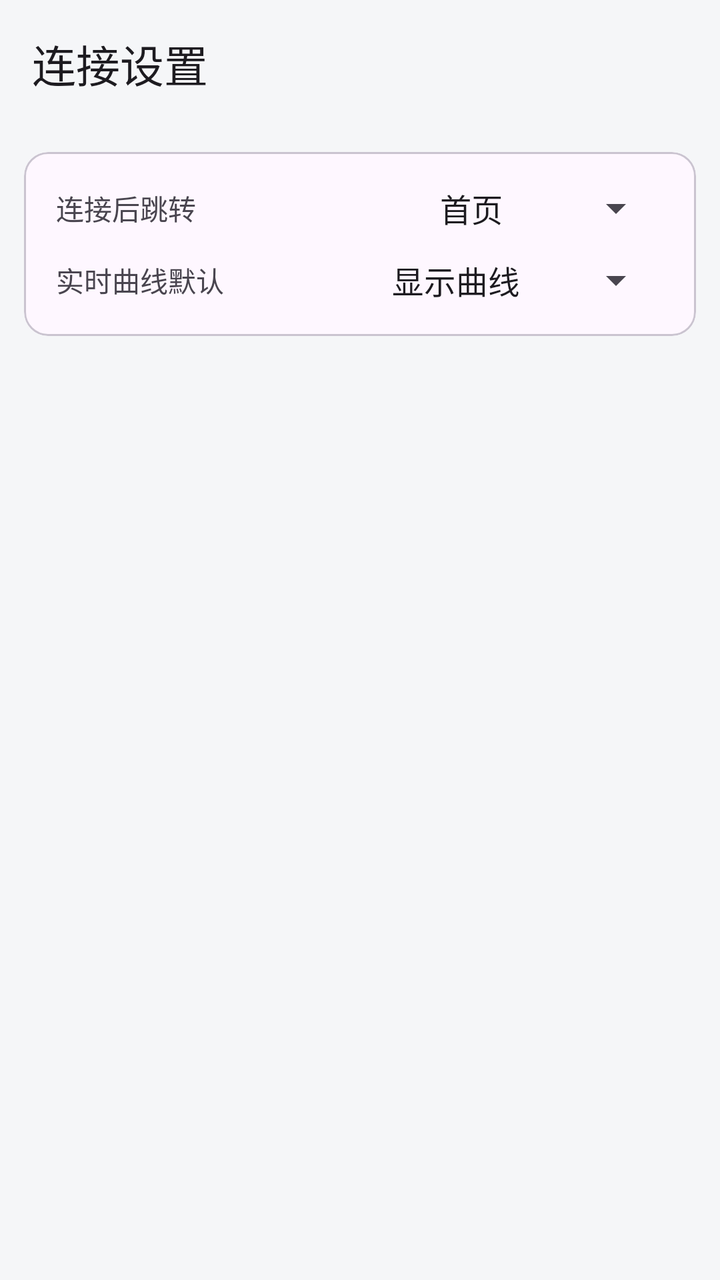
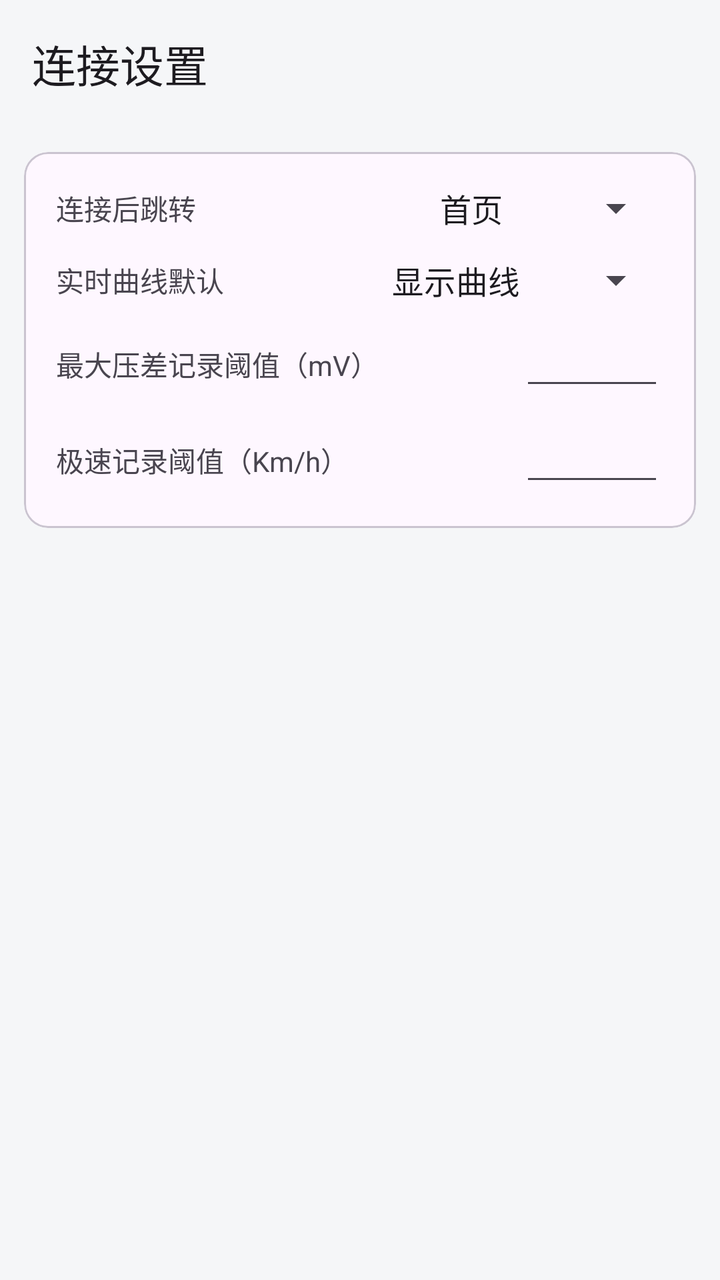

Two renders of the same Android screen: before a commit and after it. Below are the layout's source before the change and the commit's diff.
<!-- AndroidManifest.xml: application theme Theme.YYBMS -->
<!-- res/layout/activity_connection_settings.xml -->
<?xml version="1.0" encoding="utf-8"?>
<LinearLayout xmlns:android="http://schemas.android.com/apk/res/android"
    xmlns:app="http://schemas.android.com/apk/res-auto"
    android:layout_width="match_parent"
    android:layout_height="match_parent"
    android:orientation="vertical">

    <com.google.android.material.appbar.MaterialToolbar
        android:id="@+id/toolbar"
        android:layout_width="match_parent"
        android:layout_height="?attr/actionBarSize"
        app:title="@string/connection_settings" />

    <ScrollView
        android:layout_width="match_parent"
        android:layout_height="match_parent">

        <LinearLayout
            android:layout_width="match_parent"
            android:layout_height="wrap_content"
            android:orientation="vertical"
            android:padding="12dp">

            <com.google.android.material.card.MaterialCardView
                android:layout_width="match_parent"
                android:layout_height="wrap_content"
                app:cardCornerRadius="12dp"
                app:cardElevation="0dp"
                app:contentPadding="16dp"
                app:strokeWidth="1dp">

                <LinearLayout
                    android:layout_width="match_parent"
                    android:layout_height="wrap_content"
                    android:orientation="vertical">

                    
                    <LinearLayout
                        android:layout_width="match_parent"
                        android:layout_height="wrap_content"
                        android:gravity="center_vertical"
                        android:orientation="horizontal">

                        <TextView
                            android:layout_width="0dp"
                            android:layout_height="wrap_content"
                            android:layout_weight="1"
                            android:text="@string/setting_connect_jump_title"
                            android:textSize="14sp" />

                        <Spinner
                            android:id="@+id/spinner_connect_jump_tab"
                            android:layout_width="wrap_content"
                            android:layout_height="wrap_content"
                            android:entries="@array/connect_jump_tab_labels"
                            android:minWidth="120dp"
                            android:spinnerMode="dropdown" />
                    </LinearLayout>

                    
                    <LinearLayout
                        android:layout_width="match_parent"
                        android:layout_height="wrap_content"
                        android:layout_marginTop="12dp"
                        android:gravity="center_vertical"
                        android:orientation="horizontal">

                        <TextView
                            android:layout_width="0dp"
                            android:layout_height="wrap_content"
                            android:layout_weight="1"
                            android:text="@string/setting_curve_default_title"
                            android:textSize="14sp" />

                        <Spinner
                            android:id="@+id/spinner_realtime_curve_default"
                            android:layout_width="wrap_content"
                            android:layout_height="wrap_content"
                            android:entries="@array/curve_default_labels"
                            android:minWidth="120dp"
                            android:spinnerMode="dropdown" />
                    </LinearLayout>
                </LinearLayout>
            </com.google.android.material.card.MaterialCardView>
        </LinearLayout>
    </ScrollView>
</LinearLayout>
<!-- resources referenced by this layout -->
<resources>
  <string-array name="connect_jump_tab_labels">
          <item>@string/nav_home</item>
          <item>@string/nav_realtime</item>
          <item>@string/nav_data</item>
          <item>@string/nav_overlay</item>
      </string-array>
  <string-array name="curve_default_labels">
          <item>@string/curve_default_show</item>
          <item>@string/curve_default_hide</item>
      </string-array>
  <string name="connection_settings">连接设置</string>
  <string name="setting_connect_jump_title">连接后跳转</string>
  <string name="setting_curve_default_title">实时曲线默认</string>
  <style name="Theme.YYBMS" parent="Theme.Material3.DayNight.NoActionBar">
          <item name="colorPrimary">@color/primary</item>
          <item name="colorPrimaryDark">@color/primary_dark</item>
          <item name="android:statusBarColor" tools:targetApi="l">?attr/colorPrimary</item>
          <item name="android:windowBackground">@color/background</item>
      </style>
  <string name="nav_home">首页</string>
  <string name="nav_realtime">实时</string>
  <string name="nav_data">数据</string>
  <string name="nav_overlay">导航</string>
  <string name="curve_default_show">显示曲线</string>
  <string name="curve_default_hide">不显示曲线</string>
  <color name="primary">#1565C0</color>
  <color name="primary_dark">#0D47A1</color>
  <color name="background">#F5F6F8</color>
</resources>

<!-- the commit's change to res/layout/activity_connection_settings.xml (unified diff, before → after) -->
@@ -80,6 +80,62 @@
                             android:minWidth="120dp"
                             android:spinnerMode="dropdown" />
                     </LinearLayout>
+
+                    
+                    <LinearLayout
+                        android:layout_width="match_parent"
+                        android:layout_height="wrap_content"
+                        android:layout_marginTop="12dp"
+                        android:gravity="center_vertical"
+                        android:orientation="horizontal">
+
+                        <TextView
+                            android:layout_width="0dp"
+                            android:layout_height="wrap_content"
+                            android:layout_weight="1"
+                            android:text="@string/setting_diff_threshold_title"
+                            android:textSize="14sp" />
+
+                        <EditText
+                            android:id="@+id/et_diff_threshold"
+                            android:layout_width="72dp"
+                            android:layout_height="wrap_content"
+                            android:gravity="end"
+                            android:imeOptions="actionDone"
+                            android:importantForAutofill="no"
+                            android:inputType="numberDecimal"
+                            android:maxLines="1"
+                            android:minWidth="72dp"
+                            android:textSize="14sp" />
+                    </LinearLayout>
+
+                    
+                    <LinearLayout
+                        android:layout_width="match_parent"
+                        android:layout_height="wrap_content"
+                        android:layout_marginTop="12dp"
+                        android:gravity="center_vertical"
+                        android:orientation="horizontal">
+
+                        <TextView
+                            android:layout_width="0dp"
+                            android:layout_height="wrap_content"
+                            android:layout_weight="1"
+                            android:text="@string/setting_top_speed_threshold_title"
+                            android:textSize="14sp" />
+
+                        <EditText
+                            android:id="@+id/et_top_speed_threshold"
+                            android:layout_width="72dp"
+                            android:layout_height="wrap_content"
+                            android:gravity="end"
+                            android:imeOptions="actionDone"
+                            android:importantForAutofill="no"
+                            android:inputType="numberDecimal"
+                            android:maxLines="1"
+                            android:minWidth="72dp"
+                            android:textSize="14sp" />
+                    </LinearLayout>
                 </LinearLayout>
             </com.google.android.material.card.MaterialCardView>
         </LinearLayout>
<!-- resource entries referenced after the edit -->
@@ -13,6 +13,8 @@
   <string name="connection_settings">连接设置</string>
   <string name="setting_connect_jump_title">连接后跳转</string>
   <string name="setting_curve_default_title">实时曲线默认</string>
+  <string name="setting_diff_threshold_title">最大压差记录阈值（mV）</string>
+  <string name="setting_top_speed_threshold_title">极速记录阈值（Km/h）</string>
   <style name="Theme.YYBMS" parent="Theme.Material3.DayNight.NoActionBar">
           <item name="colorPrimary">@color/primary</item>
           <item name="colorPrimaryDark">@color/primary_dark</item>
